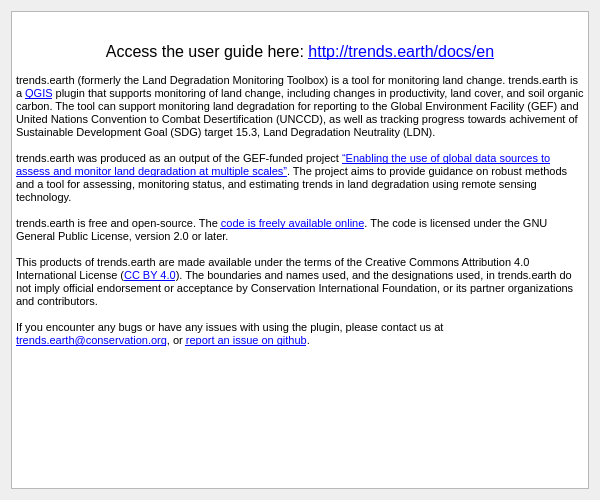
ConservationInternational/trends.earth, file LDMP/gui/DlgAbout.ui: the form before one commit.
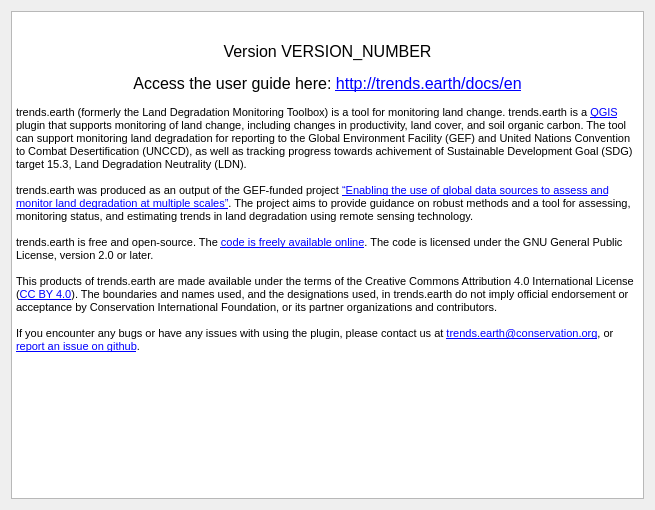
The form after the commit. Icons and pictures are not drawn.

Commit message:
Add version number to about dialog.
Also save log messages to "trends.earth" log rather than to "LDMP" log.

Patch:
```diff
--- a/LDMP/gui/DlgAbout.ui
+++ b/LDMP/gui/DlgAbout.ui
@@ -6,8 +6,8 @@
    <rect>
     <x>0</x>
     <y>0</y>
-    <width>600</width>
-    <height>500</height>
+    <width>655</width>
+    <height>510</height>
    </rect>
   </property>
   <property name="windowTitle">
@@ -26,6 +26,8 @@
 &lt;/style&gt;&lt;/head&gt;&lt;body style=&quot; font-family:'MS Shell Dlg 2'; font-size:8.25pt; font-weight:400; font-style:normal;&quot;&gt;
 &lt;p align=&quot;center&quot; style=&quot; margin-top:0px; margin-bottom:0px; margin-left:0px; margin-right:0px; -qt-block-indent:0; text-indent:0px;&quot;&gt;&lt;img src=&quot;:/plugins/LDMP/icons/trends_earth_logo_bl_small.png&quot; /&gt;&lt;/p&gt;
 &lt;p align=&quot;center&quot; style=&quot;-qt-paragraph-type:empty; margin-top:0px; margin-bottom:0px; margin-left:0px; margin-right:0px; -qt-block-indent:0; text-indent:0px; font-size:8pt;&quot;&gt;&lt;br /&gt;&lt;/p&gt;
+&lt;p align=&quot;center&quot; style=&quot; margin-top:0px; margin-bottom:0px; margin-left:0px; margin-right:0px; -qt-block-indent:0; text-indent:0px;&quot;&gt;&lt;span style=&quot; font-size:12pt;&quot;&gt;Version VERSION_NUMBER&lt;/span&gt;&lt;/p&gt;
+&lt;p align=&quot;center&quot; style=&quot;-qt-paragraph-type:empty; margin-top:0px; margin-bottom:0px; margin-left:0px; margin-right:0px; -qt-block-indent:0; text-indent:0px; font-size:8pt;&quot;&gt;&lt;br /&gt;&lt;/p&gt;
 &lt;p align=&quot;center&quot; style=&quot; margin-top:0px; margin-bottom:0px; margin-left:0px; margin-right:0px; -qt-block-indent:0; text-indent:0px;&quot;&gt;&lt;span style=&quot; font-size:12pt;&quot;&gt;Access the user guide here: &lt;/span&gt;&lt;a href=&quot;http://trends.earth/docs/en&quot;&gt;&lt;span style=&quot; font-size:12pt; text-decoration: underline; color:#0000ff;&quot;&gt;http://trends.earth/docs/en&lt;/span&gt;&lt;/a&gt;&lt;/p&gt;
 &lt;p style=&quot;-qt-paragraph-type:empty; margin-top:0px; margin-bottom:0px; margin-left:0px; margin-right:0px; -qt-block-indent:0; text-indent:0px; font-size:8pt;&quot;&gt;&lt;br /&gt;&lt;/p&gt;
 &lt;p style=&quot; margin-top:0px; margin-bottom:0px; margin-left:0px; margin-right:0px; -qt-block-indent:0; text-indent:0px;&quot;&gt;&lt;span style=&quot; font-size:8pt;&quot;&gt;trends.earth (formerly the Land Degradation Monitoring Toolbox) is a tool for monitoring land change. trends.earth is a &lt;/span&gt;&lt;a href=&quot;http://www.qgis.org&quot;&gt;&lt;span style=&quot; font-size:8pt; text-decoration: underline; color:#0000ff;&quot;&gt;QGIS&lt;/span&gt;&lt;/a&gt;&lt;span style=&quot; font-size:8pt;&quot;&gt; plugin that supports monitoring of land change, including changes in productivity, land cover, and soil organic carbon. The tool can support monitoring land degradation for reporting to the Global Environment Facility (GEF) and United Nations Convention to Combat Desertification (UNCCD), as well as tracking progress towards achivement of Sustainable Development Goal (SDG) target 15.3, Land Degradation Neutrality (LDN).&lt;/span&gt;&lt;/p&gt;
```
The commit also changes 3 other files.
